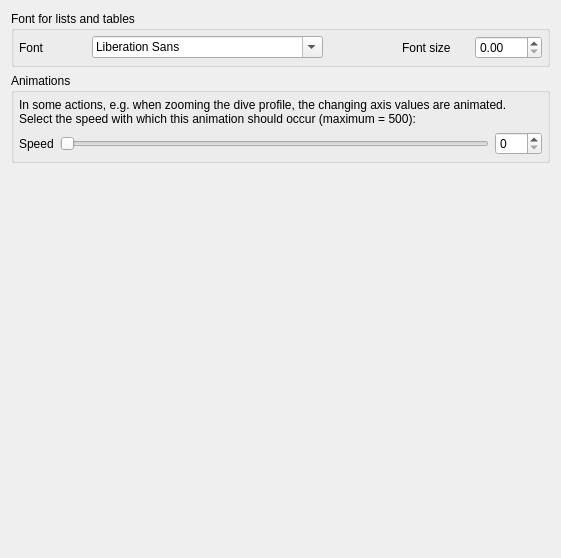
The window that desktop-widgets/preferences/preferences_defaults.ui (subsurface/subsurface) describes before a commit, drawn with Qt 5.
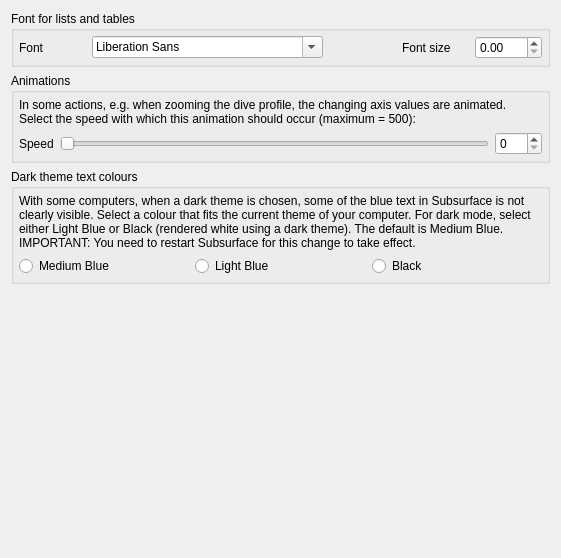
The same window after the commit.

Commit message: Manipulate text colour to accomodate dark mode displays

The edit to the form file:
```diff
--- a/desktop-widgets/preferences/preferences_defaults.ui
+++ b/desktop-widgets/preferences/preferences_defaults.ui
@@ -120,6 +120,77 @@
    </item>
 
    <item>
+    <widget class="QGroupBox" name="groupBox_dark">
+     <property name="title">
+      <string>Dark theme text colours</string>
+     </property>
+     <layout class="QVBoxLayout" name="darkModeLayout_4">
+      <property name="margin">
+       <number>5</number>
+      </property>
+
+      <item>
+       <widget class="QLabel" name="label_help_dark">
+        <property name="toolTip">
+         <string extracomment="Help info dark"/>
+        </property>
+        <property name="wordWrap">
+         <bool>true</bool>
+        </property>
+        <property name="text">
+         <string>With some computers, when a dark theme is chosen, some of the blue text in Subsurface is not clearly visible. Select a colour that fits the current theme of your computer. For dark mode, select either Light Blue or Black (rendered white using a dark theme). The default is Medium Blue.  IMPORTANT: You need to restart Subsurface for this change to take effect.</string>
+        </property>
+       </widget>
+      </item>
+
+      <item>  
+       <layout class="QHBoxLayout" name="darkmodeLayout_5">
+
+         <item>
+          <widget class="QRadioButton" name="mediumblue_text">
+           <property name="text">
+            <string>Medium Blue</string>
+           </property>
+          </widget>
+         </item>
+
+         <item>
+          <widget class="QRadioButton" name="lightblue_text">
+           <property name="text">
+            <string>Light Blue</string>
+           </property>
+          </widget>
+         </item>
+
+         <item>
+          <widget class="QRadioButton" name="black_text">
+           <property name="text">
+            <string>Black</string>
+           </property>
+          </widget>
+         </item>
+
+        </layout>
+      </item>
+
+      </layout>
+    </widget>
+   </item>
+
+   <item>
+    <spacer name="verticalSpacer_3">
+     <property name="orientation">
+      <enum>Qt::Vertical</enum>
+     </property>
+     <property name="sizeHint" stdset="0">
+      <size>
+       <width>0</width>
+       <height>195</height>
+      </size>
+     </property>
+    </spacer>
+   </item>
+      <item>
     <spacer name="verticalSpacer_2">
      <property name="orientation">
       <enum>Qt::Vertical</enum>
```
Left out of the diff: 2 changed lines with no effect on the pictures. The commit also changes 5 other files.
